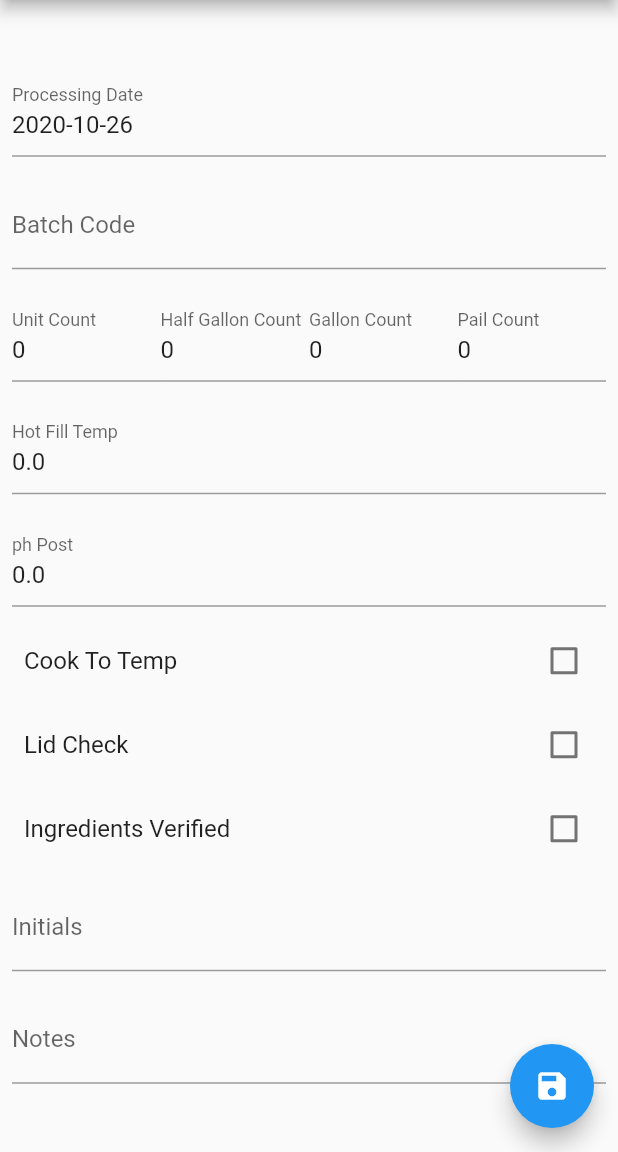
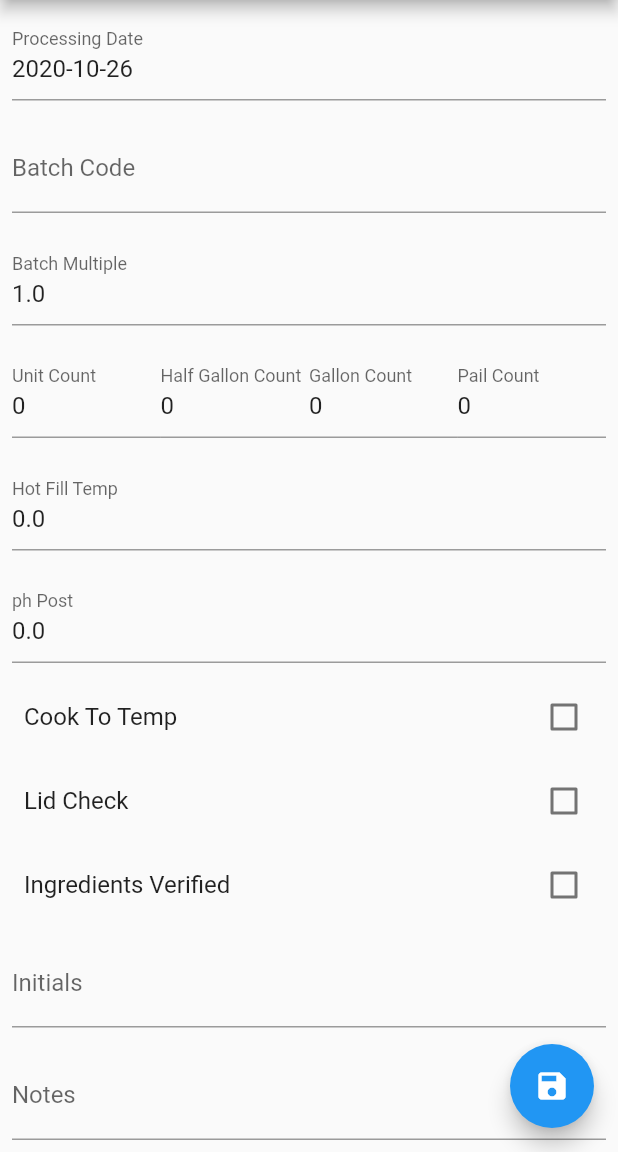
Before and after one commit to simongroom/batcher, a Flutter app: the BatchDetail screen opened directly with empty values, on a phone screen of 412 x 824 dp, the part 84-1236 px from its top. Run offline on Flutter 3.47's test engine with Material 2 defaults, Android fonts, the phone set to English and light mode, and no system bars; our stand-ins replace cloud_firestore, firebase_core, pdf, share; missing offline and left inert: cloud_firestore_web, firebase_core_web, flutter_full_pdf_viewer, universal_html; accounts and stored records are empty.

Commit message:
batch_detail: added text field for new batchMultiple field

```diff
--- a/lib/batch_detail.dart
+++ b/lib/batch_detail.dart
@@ -100,6 +100,27 @@ class _BatchDetailState extends State<BatchDetail> {
                     validator: (value) {
                       if (value.isEmpty) {
                         return 'Please enter the batch code';
+                      }
+                      return null;
+                    },
+                  ),
+                ),
+                Padding(
+                  padding: const EdgeInsets.all(8.0),
+                  child: TextFormField(
+                    initialValue: batch.batchMultiple?.toString(),
+                    keyboardType:
+                        TextInputType.numberWithOptions(decimal: true),
+                    onChanged: (val) {
+                      batch.batchMultiple = double.parse(val);
+                    },
+                    decoration: const InputDecoration(
+                      labelText: 'Batch Multiple',
+                      hintText: 'Batch Multiple',
+                    ),
+                    validator: (value) {
+                      if (value.isEmpty) {
+                        return 'Please enter the Batch Multiple value';
                       }
                       return null;
                     },
```
